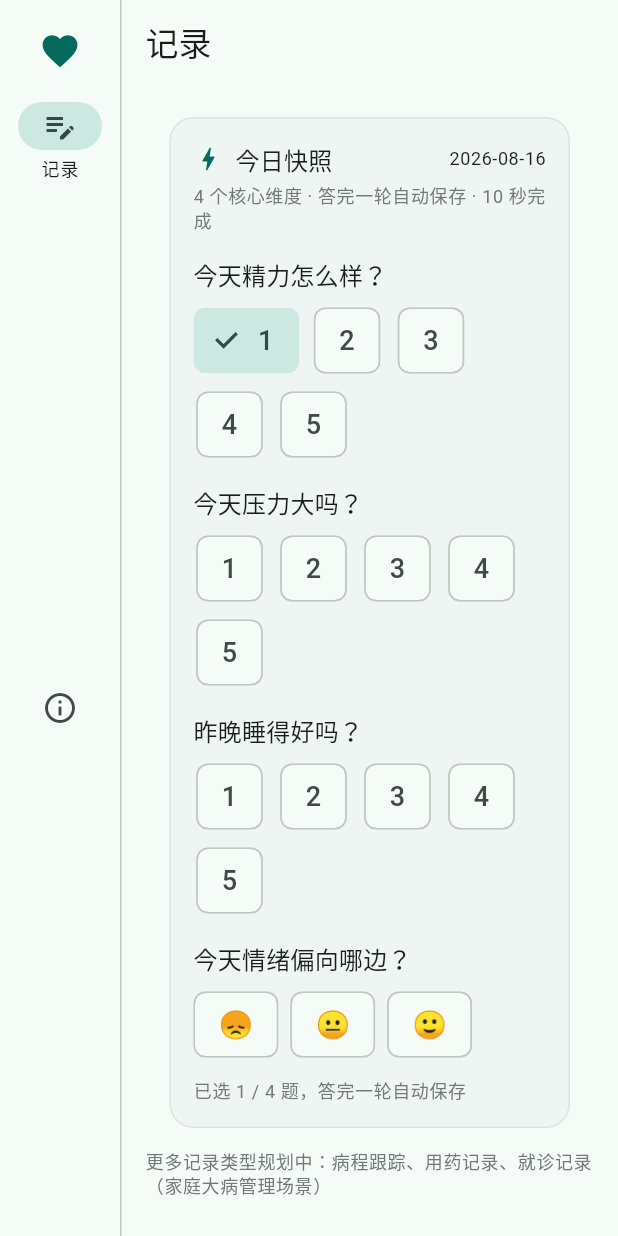
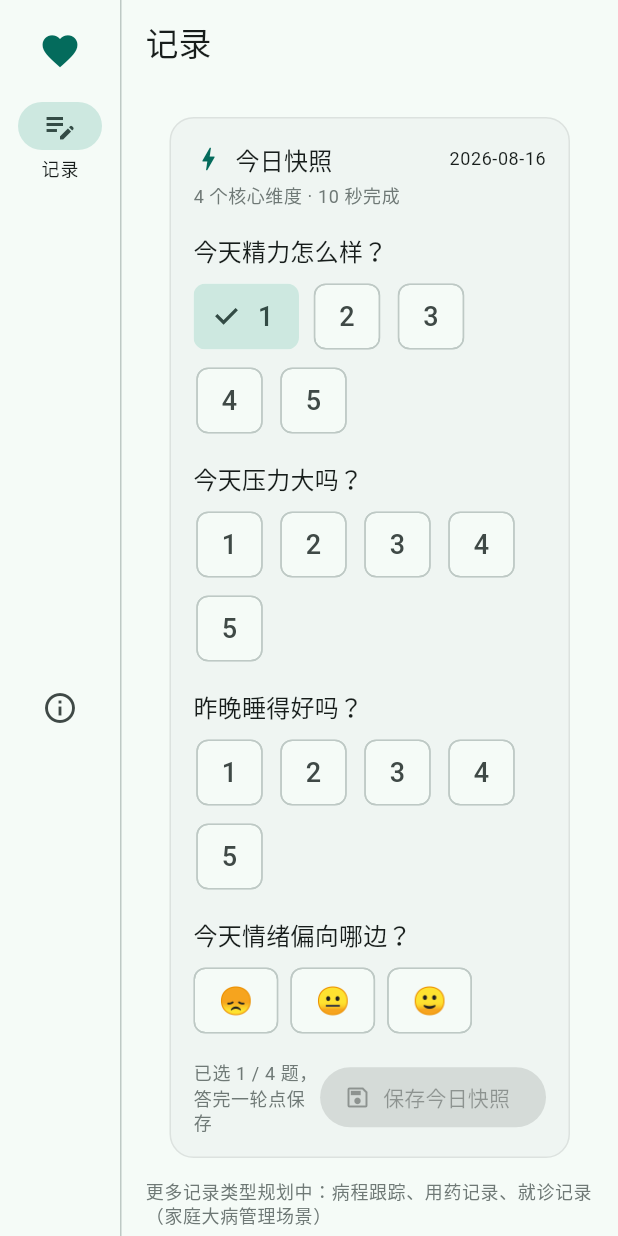
Before and after one commit to quanttide/qthealth, a Flutter app: the screen it shows after launch, after a tap on an icon or button, on a phone screen of 412 x 824 dp. Run offline on Flutter 3.47's test engine with Material 3 defaults, Android fonts, the phone set to English and light mode, and no system bars; our stand-ins replace equatable, fl_chart, flutter_bloc, go_router, shared_preferences.

Commit message:
feat(studio): 今日快照改为显式保存——点选暂存内存,答完一轮点「保存今日快照」统一写入,保存后清空并显示完成态

```diff
--- a/src/studio/lib/snapshot/snapshot_cubit.dart
+++ b/src/studio/lib/snapshot/snapshot_cubit.dart
@@ -1,4 +1,4 @@
-/// 单题快照 Cubit：加载历史；一轮（4 题）答完统一保存，答题过程只暂存内存。
+/// 单题快照 Cubit：加载历史；点选只暂存内存，点「保存」统一写入一次。
 library;
 
 import 'package:flutter_bloc/flutter_bloc.dart';
@@ -22,20 +22,21 @@ class SnapshotCubit extends Cubit<SnapshotState> {
     emit(SnapshotState(history: history, today: state.today));
   }
 
-  /// 点选某题答案：一轮未答完只更新内存暂存；4 题全部有值后
-  /// 一次性统一保存（之后修改任一题同样立即统一保存）。
-  Future<void> answer(String questionId, int value) async {
+  /// 点选某题答案：仅更新内存暂存，不写盘（保存由 [save] 统一执行）。
+  void answer(String questionId, int value) {
     final s = state;
-    final draft = Map<String, int>.from(s.draft)..[questionId] = value;
-    final covered = {...s.savedToday.keys, ...draft.keys};
+    emit(SnapshotState(
+      history: s.history,
+      today: s.today,
+      draft: {...s.draft, questionId: value},
+    ));
+  }
 
-    // 一轮未答完：仅暂存，不写盘
-    if (!kSnapshotQuestions.every((q) => covered.contains(q.id))) {
-      emit(SnapshotState(history: s.history, today: s.today, draft: draft));
-      return;
-    }
-
-    // 一轮答完：统一保存一次（同日同题去重，值取暂存优先）
+  /// 保存今日快照：一轮（4 题）答完后统一写入一次存储，
+  /// 保存成功后清空（draft 归零，页面转为完成态）。
+  Future<void> save() async {
+    final s = state;
+    if (!s.allAnswered) return;
     final date = fmtDate(s.today);
     final others = [
       for (final x in s.history)
@@ -47,7 +48,7 @@ class SnapshotCubit extends Cubit<SnapshotState> {
         DailySnapshot(
           date: date,
           questionId: q.id,
-          value: draft[q.id] ?? s.savedToday[q.id]?.value ?? 0,
+          value: s.valueOf(q.id)!,
         ),
     ];
     await _store.save(updated);
--- a/src/studio/lib/snapshot/snapshot_state.dart
+++ b/src/studio/lib/snapshot/snapshot_state.dart
@@ -1,7 +1,7 @@
 /// 单题快照状态：今日题目（4 个核心维度）+ 全部快照历史 + 今日暂存答案。
 ///
-/// 答题过程只更新 [draft]（内存暂存，不写盘）；一轮（4 题）全部答完后
-/// 由 Cubit 统一保存一次。
+/// 答题过程只更新 [draft]（内存暂存，不写盘）；用户点「保存」后由
+/// Cubit 统一写入一次并清空。
 library;
 
 import 'package:equatable/equatable.dart';
@@ -21,7 +21,7 @@ class SnapshotState extends Equatable {
   /// 今天（可注入，测试用）。
   final DateTime today;
 
-  /// 今日暂存答案（questionId -> 得分）：一轮未答完前只存在这里，不写盘。
+  /// 今日暂存答案（questionId -> 得分）：保存前只存在这里，不写盘。
   final Map<String, int> draft;
 
   /// 今日已保存的记录：questionId -> snapshot。
@@ -41,9 +41,13 @@ class SnapshotState extends Equatable {
   int get answeredCount =>
       {...savedToday.keys, ...draft.keys}.length;
 
-  /// 一轮是否答完（4 题均有值）。
+  /// 一轮是否答完（4 题均有值）——「保存」按钮可用前提。
   bool get allAnswered =>
       kSnapshotQuestions.every((q) => valueOf(q.id) != null);
+
+  /// 今日是否已保存完整一轮（显示完成态）。
+  bool get todayComplete =>
+      savedToday.length == kSnapshotQuestions.length;
 
   @override
   List<Object?> get props => [history, today, draft];
--- a/src/studio/lib/snapshot/today_snapshot_card.dart
+++ b/src/studio/lib/snapshot/today_snapshot_card.dart
@@ -1,5 +1,5 @@
 /// 今日快照卡：4 个核心维度（精力/压力/睡眠/情绪）各 1 题，
-/// 点选暂存，答完一轮统一保存，10 秒完成。
+/// 点选暂存 → 答完一轮点「保存」统一写入 → 保存后清空（完成态）。
 library;
 
 import 'package:flutter/material.dart';
@@ -18,6 +18,7 @@ class TodaySnapshotCard extends StatelessWidget {
   Widget build(BuildContext context) {
     final theme = Theme.of(context);
     final cubit = context.read<SnapshotCubit>();
+
     return Card(
       child: Padding(
         padding: const EdgeInsets.all(16),
@@ -35,10 +36,39 @@ class TodaySnapshotCard extends StatelessWidget {
             ),
             const SizedBox(height: 4),
             Text(
-              '4 个核心维度 · 答完一轮自动保存 · 10 秒完成',
+              '4 个核心维度 · 10 秒完成',
               style: theme.textTheme.bodySmall
                   ?.copyWith(color: theme.colorScheme.outline),
             ),
+            // 保存后清空：显示完成态，不再展示可作答表单
+            if (state.todayComplete)
+              Padding(
+                padding: const EdgeInsets.only(top: 16),
+                child: Column(
+                  crossAxisAlignment: CrossAxisAlignment.start,
+                  children: [
+                    Row(
+                      children: [
+                        Icon(Icons.check_circle,
+                            color: theme.colorScheme.primary, size: 20),
+                        const SizedBox(width: 8),
+                        Text(
+                          '✓ 今日快照已保存',
+                          style: theme.textTheme.titleMedium
+                              ?.copyWith(color: theme.colorScheme.primary),
+                        ),
+                      ],
+                    ),
+                    const SizedBox(height: 4),
+                    Text(
+                      '明天再来记录新的一天',
+                      style: theme.textTheme.bodySmall
+                          ?.copyWith(color: theme.colorScheme.outline),
+                    ),
+                  ],
+                ),
+              )
+            else ...[
               for (final q in kSnapshotQuestions) ...[
                 const SizedBox(height: 16),
                 Text(q.prompt, style: theme.textTheme.titleMedium),
@@ -60,19 +90,26 @@ class TodaySnapshotCard extends StatelessWidget {
                   ],
                 ),
               ],
-            const SizedBox(height: 12),
-            if (state.allAnswered)
-              Text(
-                '✓ 今日已答 ${state.answeredCount} / ${kSnapshotQuestions.length} 题，点击可修改',
-                style: theme.textTheme.bodySmall
-                    ?.copyWith(color: theme.colorScheme.primary),
-              )
-            else if (state.draft.isNotEmpty)
-              Text(
-                '已选 ${state.answeredCount} / ${kSnapshotQuestions.length} 题，答完一轮自动保存',
+              const SizedBox(height: 16),
+              Row(
+                children: [
+                  if (state.draft.isNotEmpty)
+                    Expanded(
+                      child: Text(
+                        '已选 ${state.answeredCount} / ${kSnapshotQuestions.length} 题，答完一轮点保存',
                         style: theme.textTheme.bodySmall
                             ?.copyWith(color: theme.colorScheme.outline),
                       ),
+                    ),
+                  FilledButton.icon(
+                    key: const ValueKey('snapshot-save-button'),
+                    icon: const Icon(Icons.save_outlined),
+                    label: const Text('保存今日快照'),
+                    onPressed: state.allAnswered ? cubit.save : null,
+                  ),
+                ],
+              ),
+            ],
           ],
         ),
       ),
```
Also changed, not shown: 2 other files. Lines whose indentation alone changed are shown as unchanged.
